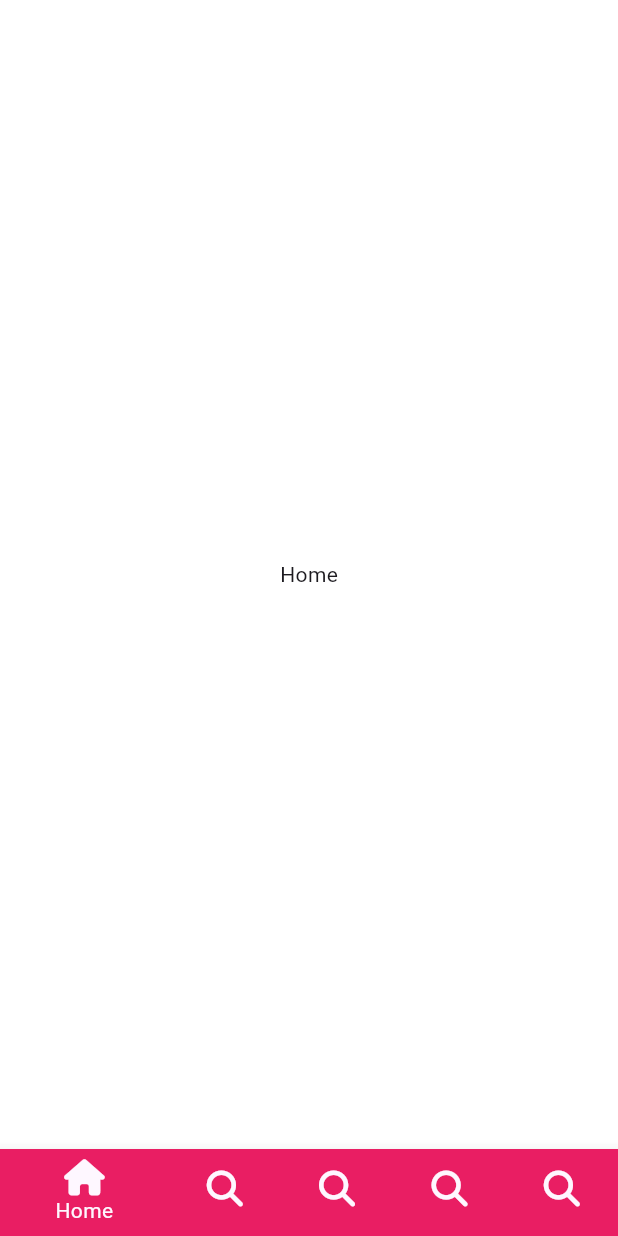
After one commit to viva-lee/tiktok_clone, a Flutter app: the screen it shows after launch, on a phone screen of 412 x 824 dp. The commit adds this screen. Run offline on Flutter 3.47's test engine with Material 3 defaults, Android fonts, the phone set to English and light mode, and no system bars; our stand-ins replace font_awesome_flutter.

Commit message:
ButtomNavigationBar

```diff
--- a/lib/features/authentication/birthday_screen.dart
+++ b/lib/features/authentication/birthday_screen.dart
@@ -30,10 +30,11 @@ class _UsernameScreenState extends State<BirthdayScreen> {
   }
 
   void _onNextTap() {
-    Navigator.of(context).push(
+    Navigator.of(context).pushAndRemoveUntil(
       MaterialPageRoute(
         builder: (context) => const InterestsScreen(),
       ),
+      (route) => false,
     );
   }
 
--- a/lib/features/authentication/login_form_screen.dart
+++ b/lib/features/authentication/login_form_screen.dart
@@ -20,10 +20,11 @@ class _LoginFormScreenState extends State<LoginFormScreen> {
     if (_formKey.currentState != null) {
       if (_formKey.currentState!.validate()) {
         _formKey.currentState!.save();
-        Navigator.of(context).push(
+        Navigator.of(context).pushAndRemoveUntil(
           MaterialPageRoute(
             builder: (context) => const InterestsScreen(),
           ),
+          (route) => false,
         );
       }
     }
--- /dev/null
+++ b/lib/features/navigation/main_navigation_screen.dart
@@ -0,0 +1,91 @@
+import 'package:flutter/material.dart';
+import 'package:font_awesome_flutter/font_awesome_flutter.dart';
+
+class MainNavigationScreen extends StatefulWidget {
+  const MainNavigationScreen({super.key});
+
+  @override
+  State<MainNavigationScreen> createState() => _MainNavigationScreenState();
+}
+
+class _MainNavigationScreenState extends State<MainNavigationScreen> {
+  int _selectedIndex = 0;
+
+  final screens = [
+    const Center(
+      child: Text("Home"),
+    ),
+    const Center(
+      child: Text("Search"),
+    ),
+    const Center(
+      child: Text("Search"),
+    ),
+    const Center(
+      child: Text("Search"),
+    ),
+    const Center(
+      child: Text("Search"),
+    ),
+  ];
+
+  void _onTap(int index) {
+    setState(() {
+      _selectedIndex = index;
+    });
+  }
+
+  @override
+  Widget build(BuildContext context) {
+    return Scaffold(
+      body: screens[_selectedIndex],
+      bottomNavigationBar: BottomNavigationBar(
+        currentIndex: _selectedIndex,
+        onTap: _onTap,
+        // selectedItemColor: Theme.of(context).primaryColor,
+        items: const [
+          BottomNavigationBarItem(
+            icon: FaIcon(
+              FontAwesomeIcons.house,
+            ),
+            label: 'Home',
+            tooltip: 'What are you?',
+            backgroundColor: Colors.pink,
+          ),
+          BottomNavigationBarItem(
+            icon: FaIcon(
+              FontAwesomeIcons.magnifyingGlass,
+            ),
+            label: 'Search',
+            tooltip: 'What are you?',
+            backgroundColor: Colors.teal,
+          ),
+          BottomNavigationBarItem(
+            icon: FaIcon(
+              FontAwesomeIcons.magnifyingGlass,
+            ),
+            label: 'Search',
+            tooltip: 'What are you?',
+            backgroundColor: Colors.amber,
+          ),
+          BottomNavigationBarItem(
+            icon: FaIcon(
+              FontAwesomeIcons.magnifyingGlass,
+            ),
+            label: 'Search',
+            tooltip: 'What are you?',
+            backgroundColor: Colors.purple,
+          ),
+          BottomNavigationBarItem(
+            icon: FaIcon(
+              FontAwesomeIcons.magnifyingGlass,
+            ),
+            label: 'Search',
+            tooltip: 'What are you?',
+            backgroundColor: Colors.blue,
+          ),
+        ],
+      ),
+    );
+  }
+}
--- a/lib/features/onboarding/tutorial_screen.dart
+++ b/lib/features/onboarding/tutorial_screen.dart
@@ -2,6 +2,8 @@ import 'package:flutter/cupertino.dart';
 import 'package:flutter/material.dart';
 import 'package:tiktok_clone/constants/gaps.dart';
 import 'package:tiktok_clone/constants/sizes.dart';
+import 'package:tiktok_clone/features/navigation/main_navigation_screen.dart';
+import 'package:tiktok_clone/features/onboarding/interests_screen.dart';
 
 enum Direction { right, left }
 
@@ -38,6 +40,15 @@ class _TutorialScreenState extends State<TutorialScreen> {
     } else {
       _showingPage = Page.first;
     }
+  }
+
+  void _onEnterAppTap() {
+    Navigator.of(context).pushAndRemoveUntil(
+      MaterialPageRoute(
+        builder: (context) => const MainNavigationScreen(),
+      ),
+      (route) => false,
+    );
   }
 
   @override
@@ -108,7 +119,7 @@ class _TutorialScreenState extends State<TutorialScreen> {
               duration: const Duration(milliseconds: 300),
               child: CupertinoButton(
                 color: Theme.of(context).primaryColor,
-                onPressed: () {},
+                onPressed: _onEnterAppTap,
                 child: const Text("Enter the app!"),
               ),
             ),
--- a/lib/main.dart
+++ b/lib/main.dart
@@ -1,6 +1,7 @@
 import 'package:flutter/material.dart';
 import 'package:tiktok_clone/constants/sizes.dart';
 import 'package:tiktok_clone/features/authentication/sign_up_screen.dart';
+import 'package:tiktok_clone/features/navigation/main_navigation_screen.dart';
 import 'package:tiktok_clone/features/onboarding/interests_screen.dart';
 
 void main() {
@@ -28,7 +29,7 @@ class TikTokApp extends StatelessWidget {
           ),
         ),
       ),
-      home: const InterestsScreen(),
+      home: const MainNavigationScreen(),
     );
   }
 }
```
